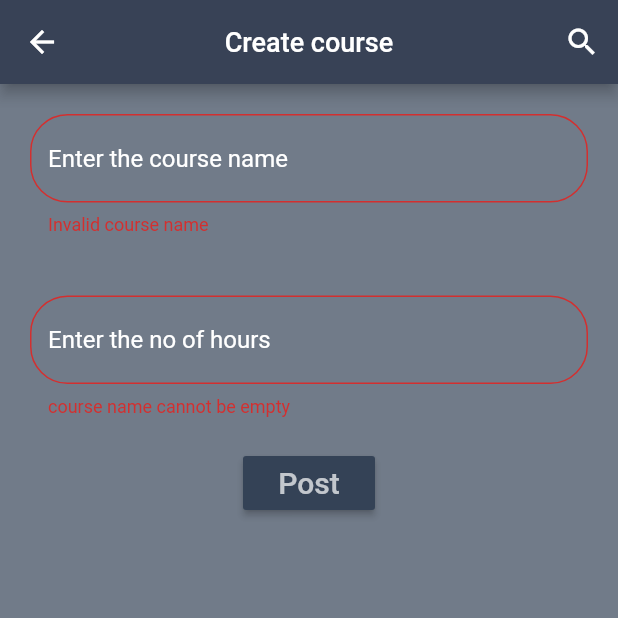
After one commit to udith-shalinda/Student_management_system_flutter, a Flutter app: the CourseCreater screen opened directly, after a tap on "Post", on a phone screen of 412 x 824 dp, the top half of it. The commit adds this screen. Run offline on Flutter 3.47's test engine with Material 2 defaults, Android fonts, the phone set to English and light mode, and no system bars; our stand-ins replace shared_preferences; accounts and stored records are empty.

Commit message:
course added

```diff
--- /dev/null
+++ b/lib/ui/coursecreater.dart
@@ -0,0 +1,173 @@
+import 'dart:convert';
+import 'package:http/http.dart' as http;
+import 'package:flutter/material.dart';
+import 'package:shared_preferences/shared_preferences.dart';
+
+
+import 'login.dart';
+
+class CourseCreater extends StatefulWidget {
+  @override
+  CourseCreaterState createState() => CourseCreaterState();
+}
+
+class CourseCreaterState extends State<CourseCreater> {
+
+  String id;
+  String type;
+  var _formKey = GlobalKey<FormState>();
+  String courseName;
+  String hours;
+
+
+  @override
+  void initState() {
+    super.initState();
+    getSharedPreference();
+  }
+
+  @override
+  Widget build(BuildContext context) {
+    return Scaffold(
+      backgroundColor: Color.fromRGBO(52, 66, 86, .7),
+      appBar: AppBar(
+        backgroundColor: Color.fromRGBO(56, 66, 86, 1),
+        centerTitle: true,
+        title: new Text(
+          "Create course",
+          style: TextStyle(
+            fontSize: 18,
+          ),
+        ),
+        actions: <Widget>[
+          IconButton(
+            icon: Icon(Icons.search),
+            onPressed: (){},
+          ),
+        ],
+      ),
+      body: Container(
+        child: ListView(
+          children: <Widget>[
+            new Form(
+              key: _formKey,
+              child: Column(
+                children: <Widget>[
+                  Padding(
+                    padding: EdgeInsets.all(20.0),
+                    child: TextFormField(
+                      style: TextStyle(
+                        color: Colors.white,
+                        fontSize: 16,
+                      ),
+                      validator: (value){
+                        if(value.length == 0){
+                          return "Invalid course name";
+                        }
+                      },
+                      onSaved: (value){
+                        courseName = value;
+                      },
+                      decoration: InputDecoration(
+                        hintText: "Enter the course name",
+                        hintStyle: TextStyle(
+                          color: Colors.white,
+                        ),
+                        border: OutlineInputBorder(
+                          borderRadius: BorderRadius.circular(25.0),
+                          borderSide: BorderSide(
+                          ),
+                        ),
+                      ),
+                    ),
+                  ),
+                  Padding(
+                    padding: EdgeInsets.all(20.0),
+                    child: TextFormField(
+                      style: TextStyle(
+                        color: Colors.white,
+                        fontSize: 16,
+                      ),
+                      //obscureText: true,
+                      validator: (value){
+
+                        if(value.length == 0){
+                          return "course name cannot be empty";
+                        }
+                      },
+                      onSaved: (value){
+                        hours = value;
+                      },
+                      decoration: InputDecoration(
+                        hintText: "Enter the no of hours",
+                        hintStyle: TextStyle(
+                          color: Colors.white,
+                        ),
+                        //errorText: incorrectPassword ? "User email or password is incorrect":null,
+                        border: OutlineInputBorder(
+                          borderRadius: BorderRadius.circular(25.0),
+                        ),
+                      ),
+                    ),
+                  ),
+                  RaisedButton(
+                    onPressed: saveData ,
+                    color: Color.fromRGBO(52, 66, 86, 1),
+                    child: Text(
+                      'Post',
+                      style: TextStyle(
+                        fontSize: 20,
+                      ),
+                    ),
+                    textColor: Colors.white70,
+                  )
+                ],
+              ),
+            )
+          ],
+        ),
+      ),
+    );
+  }
+
+  void getSharedPreference() async{
+    final prefs = await SharedPreferences.getInstance();   //save username
+    if(prefs.getString('userId') == null){
+      Navigator.pushAndRemoveUntil(
+        context,
+        MaterialPageRoute(builder: (context) => Login()),
+            (Route<dynamic> route) => false,
+      );
+    }else{
+      id =  prefs.getString('userId');
+      type = prefs.getString('type');
+    }
+  }
+  void saveData(){
+    if (_formKey.currentState.validate()) {
+      _formKey.currentState.save();
+      updateDetails();
+    }
+  }
+  void updateDetails() async {
+    String url = 'http://10.0.2.2:3000/course/add';
+    String json = '{"courseName":"'+ courseName + '","hours":"'+hours+'","lectureId":"'+ id +'"}';
+     var response = await http.Client().post(url ,
+        headers: {'Content-Type': 'application/json',},
+        body: json
+        );
+
+      if(response.statusCode == 201){
+        homePage(response.body);
+      }
+  }
+  void homePage(String responseBody) async{
+    Map<String, dynamic> map = jsonDecode(responseBody); // import 'dart:convert';
+      String courseId = map['courseId'];
+      print(courseId);
+
+
+
+        //go to home page
+  }
+}
--- a/lib/ui/login.dart
+++ b/lib/ui/login.dart
@@ -1,5 +1,6 @@
 import 'package:flutter/material.dart';
 import 'package:moodle_clone/modle/user.dart';
+import 'package:moodle_clone/ui/coursecreater.dart';
 import 'package:moodle_clone/ui/signup.dart';
 import 'package:shared_preferences/shared_preferences.dart';
 import 'package:http/http.dart' as http;
@@ -192,6 +193,11 @@ class _LoginState extends State<Login> {
         print(prefs.getString('userId'));
 
         //go to home page
+        var router = new MaterialPageRoute(
+            builder: (BuildContext context){
+              return new CourseCreater();
+            });
+        Navigator.of(context).push(router);
   }
 
 }
```
